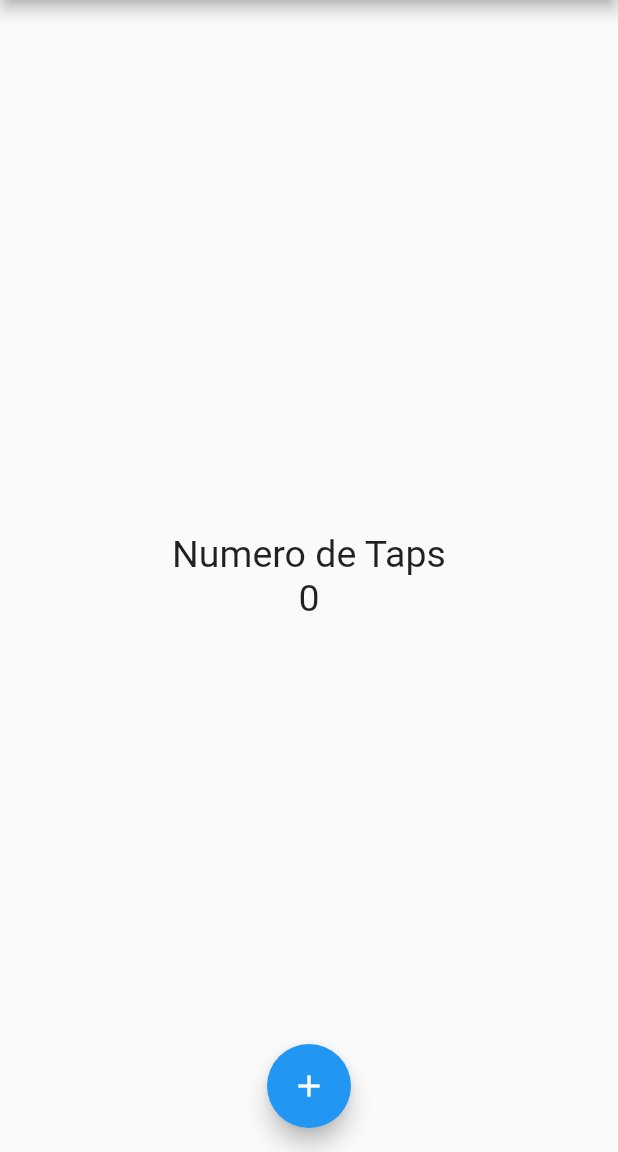
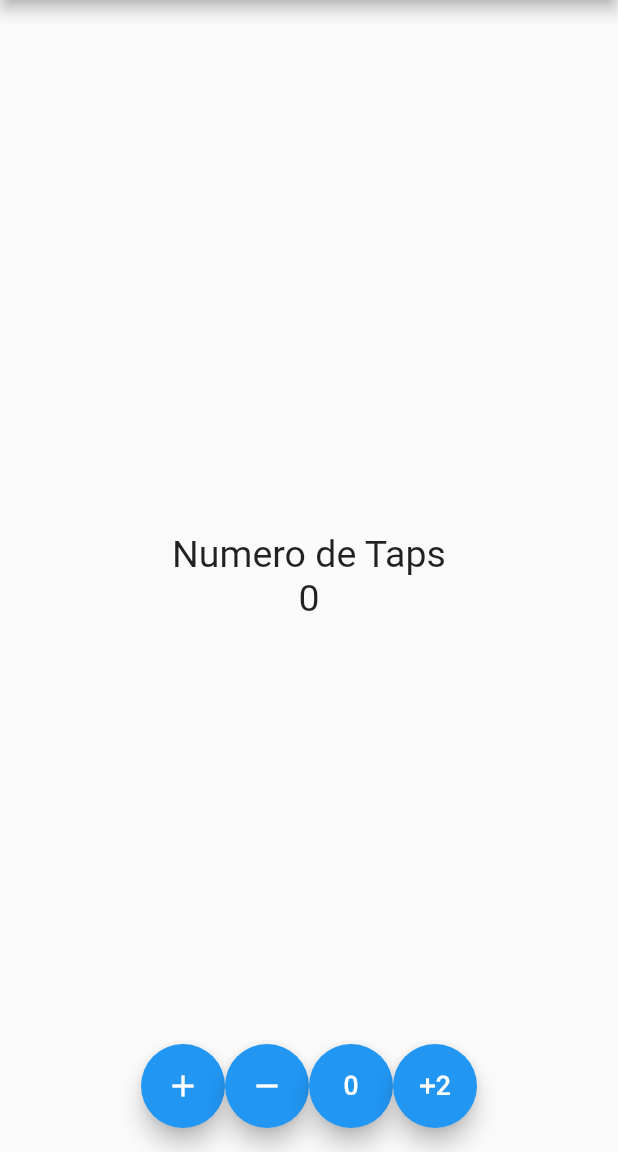
Before and after one commit to ScarKest/ContadorApp, a Flutter app: the screen it shows after launch, on a phone screen of 412 x 824 dp, the part 84-1236 px from its top. Run offline on Flutter 3.47's test engine with Material 2 defaults, Android fonts, the phone set to English and light mode, and no system bars.

Commit message:
Creando mas Botones

```diff
--- a/lib/src/app.dart
+++ b/lib/src/app.dart
@@ -1,3 +1,4 @@
+import 'package:contador/src/pages/contador_page.dart';
 import 'package:flutter/material.dart';
 
 import 'pages/home_page.dart';
@@ -6,7 +7,9 @@ class MyApp extends StatelessWidget {
   @override
   Widget build(BuildContext context) {
     return MaterialApp(
-      home: HomePage(),
+      debugShowCheckedModeBanner: false,
+      // home: HomePage(),
+      home: ContadorPage(),
     );
   }
 }
--- /dev/null
+++ b/lib/src/pages/contador_page.dart
@@ -0,0 +1,70 @@
+import 'package:flutter/material.dart';
+
+class ContadorPage extends StatefulWidget {
+  @override
+  createState() => _ContadorPageState();
+}
+
+class _ContadorPageState extends State<ContadorPage> {
+  final _style = TextStyle(fontSize: 25);
+  int _counter = 0;
+
+  @override
+  Widget build(BuildContext context) {
+    return Scaffold(
+      appBar: AppBar(
+        centerTitle: true,
+        title: Text('Contador'),
+      ),
+      body: Center(
+        child: Column(
+          mainAxisAlignment: MainAxisAlignment.center,
+          children: [
+            Text(
+              'Numero de Taps',
+              style: _style,
+            ),
+            Text(
+              '$_counter',
+              style: _style,
+            )
+          ],
+        ),
+      ),
+      floatingActionButtonLocation: FloatingActionButtonLocation.centerFloat,
+      floatingActionButton: _floatingActionButtons(),
+    );
+  }
+
+  Widget _floatingActionButtons() {
+    return Row(
+      mainAxisAlignment: MainAxisAlignment.center,
+      children: [
+        FloatingActionButton(
+            child: Icon(Icons.add),
+            onPressed: () {
+              _counter++;
+              setState(() {});
+            }),
+        FloatingActionButton(
+            child: Icon(Icons.remove),
+            onPressed: () {
+              _counter--;
+              setState(() {});
+            }),
+        FloatingActionButton(
+            child: Icon(Icons.exposure_zero),
+            onPressed: () {
+              _counter = 0;
+              setState(() {});
+            }),
+        FloatingActionButton(
+            child: Icon(Icons.exposure_plus_2),
+            onPressed: () {
+              _counter = _counter + 2;
+              setState(() {});
+            }),
+      ],
+    );
+  }
+}
```
